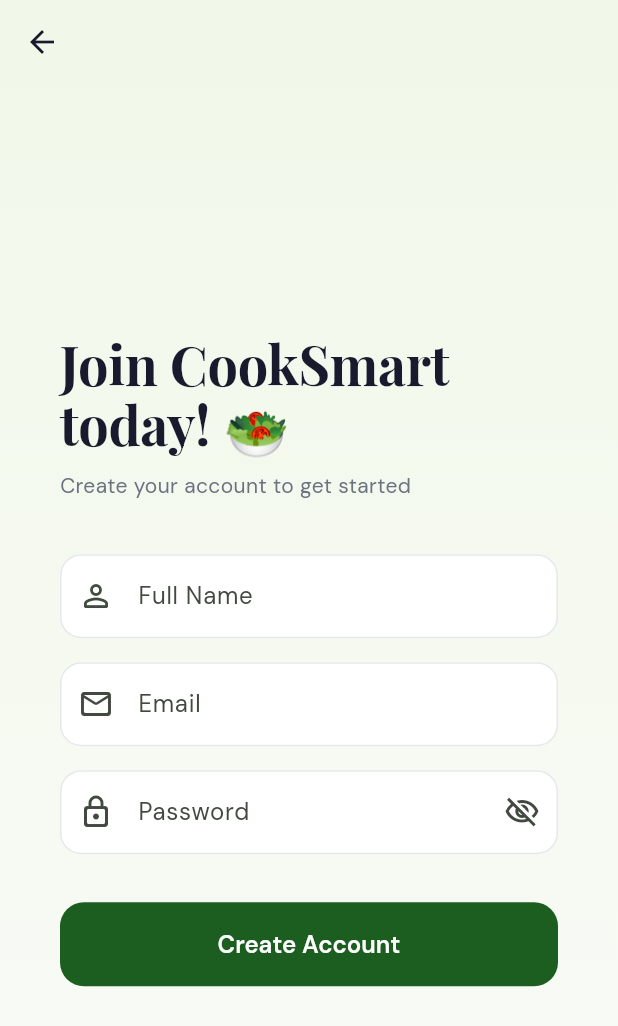
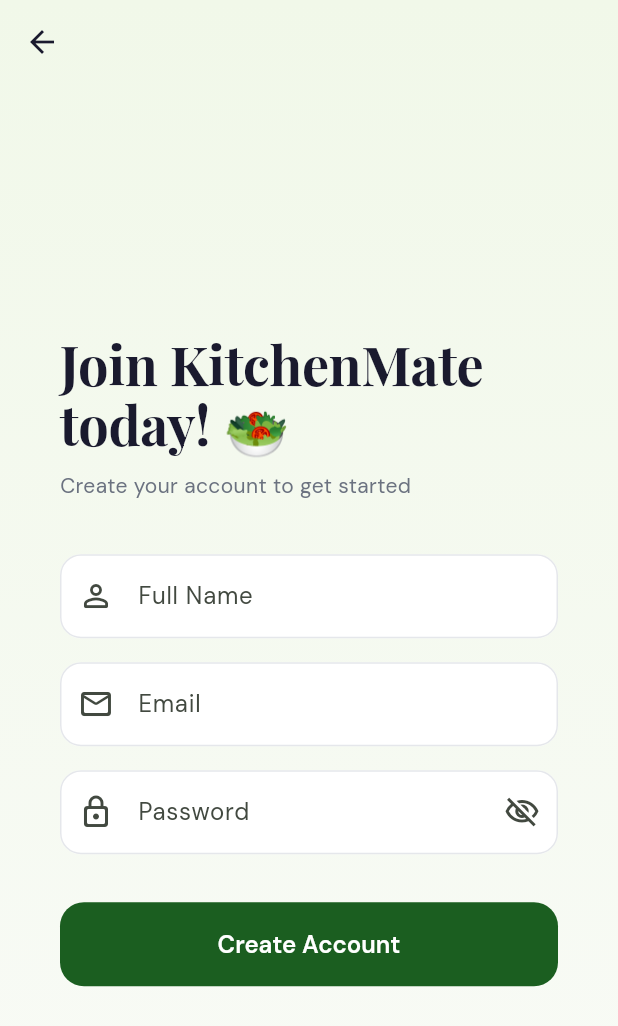
Before and after one commit to sirisha15112004/cooksmart, a Flutter app: the SignupScreen screen opened directly, on a phone screen of 412 x 824 dp. Shown: the top 1026 px of the screen. Run offline on Flutter 3.47's test engine with Material 3 defaults, Android fonts, the phone set to English and light mode, and no system bars; drawn by our look-alikes of flutter_animate; our stand-ins replace google_fonts, image_picker, shared_preferences, table_calendar; accounts and stored records are empty; network calls fail.

Commit message:
feat(branding): rename application and website from CookSmart to KitchenMate across all screens, headers, web metadata and assets

```diff
--- a/lib/main.dart
+++ b/lib/main.dart
@@ -20,7 +20,7 @@
   @override
   Widget build(BuildContext context) {
     return MaterialApp(
-      title: 'CookSmart',
+      title: 'KitchenMate',
       debugShowCheckedModeBanner: false,
       theme: AppTheme.lightTheme,
       home: const SplashScreen(),
--- a/lib/screens/auth/signup_screen.dart
+++ b/lib/screens/auth/signup_screen.dart
@@ -128,7 +128,7 @@
                     crossAxisAlignment: CrossAxisAlignment.start,
                     mainAxisSize: MainAxisSize.min,
                     children: [
-                      Text('Join CookSmart\ntoday! 🥗',
+                      Text('Join KitchenMate\ntoday! 🥗',
                           style: Theme.of(context).textTheme.displayLarge)
                           .animate().fadeIn().slideX(begin: -0.2),
                       const SizedBox(height: 8),
--- a/lib/screens/home_screen.dart
+++ b/lib/screens/home_screen.dart
@@ -139,7 +139,7 @@
             child: Column(
               crossAxisAlignment: CrossAxisAlignment.start,
               children: [
-                Text('CookSmart\nRecipe Finder',
+                Text('KitchenMate\nRecipe Finder',
                     style: GoogleFonts.playfairDisplay(
                       fontSize: 22,
                       fontWeight: FontWeight.w700,
--- a/lib/screens/profile_screen.dart
+++ b/lib/screens/profile_screen.dart
@@ -137,7 +137,7 @@
                     ],
                   ),
                   const SizedBox(height: 20),
-                  Text('How would you rate CookSmart?',
+                  Text('How would you rate KitchenMate?',
                       style: GoogleFonts.dmSans(
                           fontWeight: FontWeight.w600,
                           fontSize: 14,
@@ -325,7 +325,7 @@
       },
       {
         'icon': Icons.info_outline_rounded,
-        'label': 'About CookSmart',
+        'label': 'About KitchenMate',
         'subtitle': 'Version 1.0.0',
         'color': const Color(0xFF6A1B9A),
         'onTap': () {},
@@ -410,7 +410,7 @@
                     ),
                   ).animate().fadeIn(delay: 400.ms),
                   const SizedBox(height: 16),
-                  Text('CookSmart v1.0.0',
+                  Text('KitchenMate v1.0.0',
                       style: GoogleFonts.dmSans(
                           color: AppTheme.textSecondary, fontSize: 12))
                       .animate().fadeIn(delay: 500.ms),
--- a/lib/screens/splash_screen.dart
+++ b/lib/screens/splash_screen.dart
@@ -61,7 +61,7 @@
                         curve: Curves.elasticOut),
                 const SizedBox(height: 24),
                 Text(
-                  'CookSmart',
+                  'KitchenMate',
                   style: GoogleFonts.playfairDisplay(
                     fontSize: 40,
                     fontWeight: FontWeight.w800,
--- a/pubspec.yaml
+++ b/pubspec.yaml
@@ -1,5 +1,5 @@
 name: cooksmart_app
-description: CookSmart recipe and meal planner app.
+description: KitchenMate recipe, pantry and meal planner app.
 publish_to: 'none'
 
 version: 1.0.0+1
```
Also changed, not shown: 3 other files.
